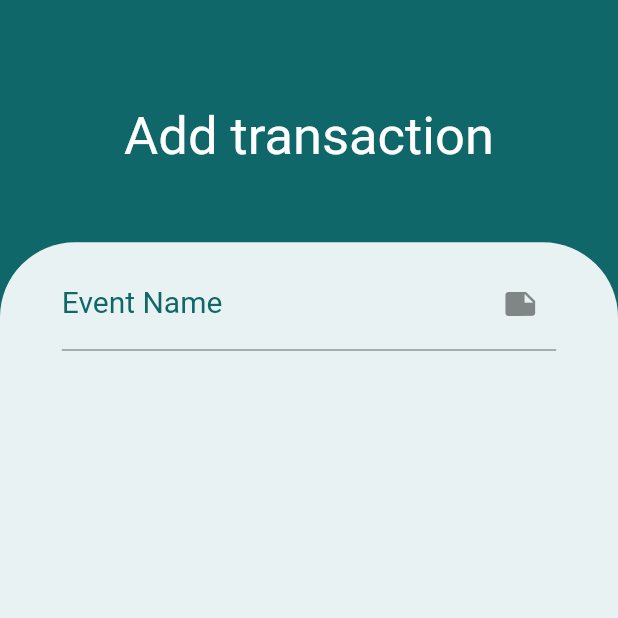
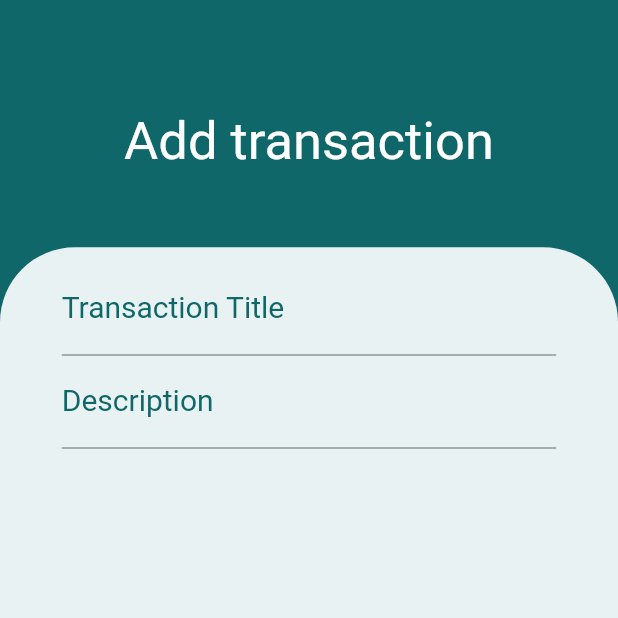
Before and after one commit to TabsOverSpaces4/Planzee, a Flutter app: the AddBudget screen opened by its route, on a phone screen of 412 x 824 dp, the top half of it. Run offline on Flutter 3.47's test engine with Material 2 defaults, Android fonts, the light colour scheme and no system bars; our stand-ins replace cloud_firestore, firebase_auth, firebase_core, font_awesome_flutter, simple_animations; missing offline and left inert: loading_animations; accounts and stored records are empty.

Commit message:
addBudget

```diff
--- a/lib/pages/addBudget.dart
+++ b/lib/pages/addBudget.dart
@@ -28,7 +28,8 @@ class _AddBudgetState extends State<AddBudget> {
             ),
           ),
           Container(
-            height: deviceHeight * .804,
+            //height: deviceHeight * .804,
+            height: deviceHeight * .8,
             decoration: BoxDecoration(
               color: Theme.of(context).accentColor,
               borderRadius: BorderRadius.only(
@@ -46,15 +47,27 @@ class _AddBudgetState extends State<AddBudget> {
                 children: [
                   TextFormField(
                       decoration: InputDecoration(
-                      labelText: "Event Name",
+                      labelText: "Transaction Title",
                       labelStyle: TextStyle(
                       color: Theme.of(context).primaryColor,
                       fontSize: 20
                       ),
                       hintText: "",
                       hintStyle: TextStyle(color: Theme.of(context).primaryColor),
-                      suffixIcon: Icon(Icons.note),
+                      //suffixIcon: Icon(Icons.),
                       ),
+                  ),
+                  TextFormField(
+                    decoration: InputDecoration(
+                      labelText: "Description",
+                      labelStyle: TextStyle(
+                          color: Theme.of(context).primaryColor,
+                          fontSize: 20
+                      ),
+                      hintText: "",
+                      hintStyle: TextStyle(color: Theme.of(context).primaryColor),
+                      //suffixIcon: Icon(Icons.),
+                    ),
                   )
                 ],
               ),
```
